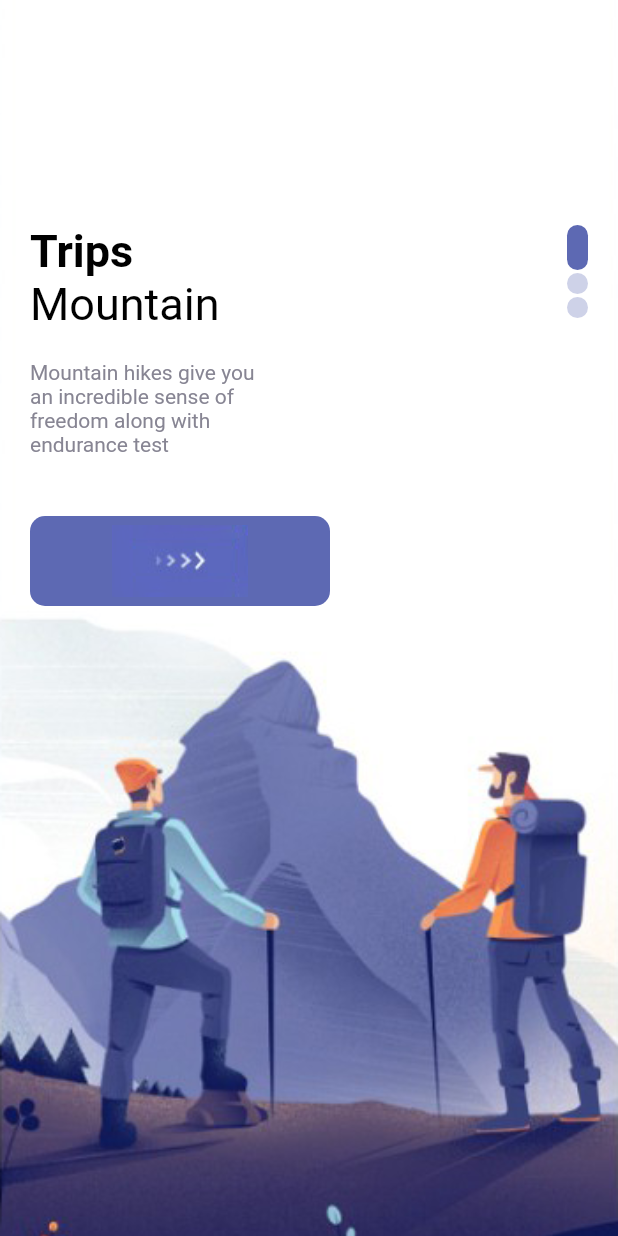
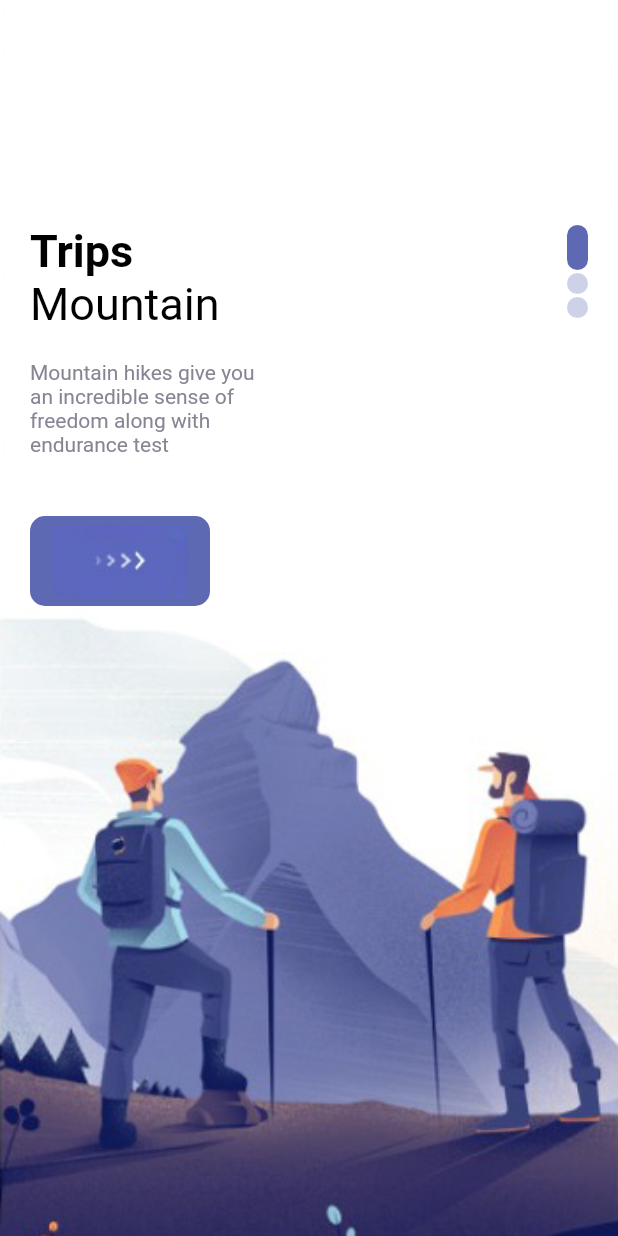
Before and after one commit to hadi7546/travel, a Flutter app: the screen it shows after launch, on a phone screen of 412 x 824 dp. Run offline on Flutter 3.47's test engine with Material 2 defaults, Android fonts, the phone set to English and light mode, and no system bars; our stand-ins replace bloc, equatable, flutter_bloc; missing offline and left inert: shrink_sidemenu.

Commit message:
fix: responsive button

```diff
--- a/lib/pages/welcome_page.dart
+++ b/lib/pages/welcome_page.dart
@@ -72,11 +72,8 @@ class _WelcomePageState extends State<WelcomePage> {
                         onTap: () {
                           BlocProvider.of<TravelCubits>(context).getData();
                         },
-                        child: Container(
-                          width: 200,
-                          child: const ResponsiveButton(
-                            isResponsive: false,
-                          ),
+                        child: const ResponsiveButton(
+                          isResponsive: false,
                         ),
                       ),
                     ],
```
